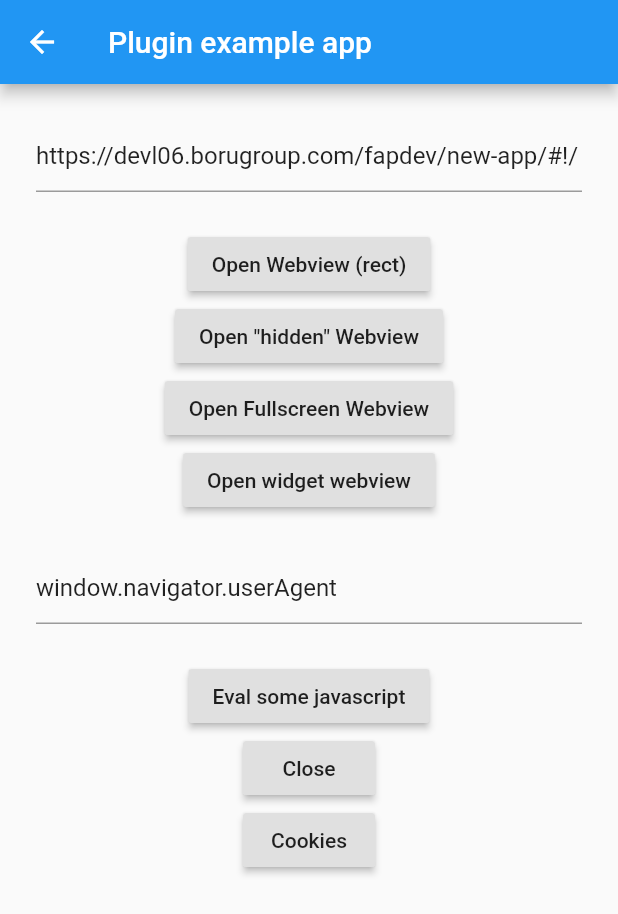
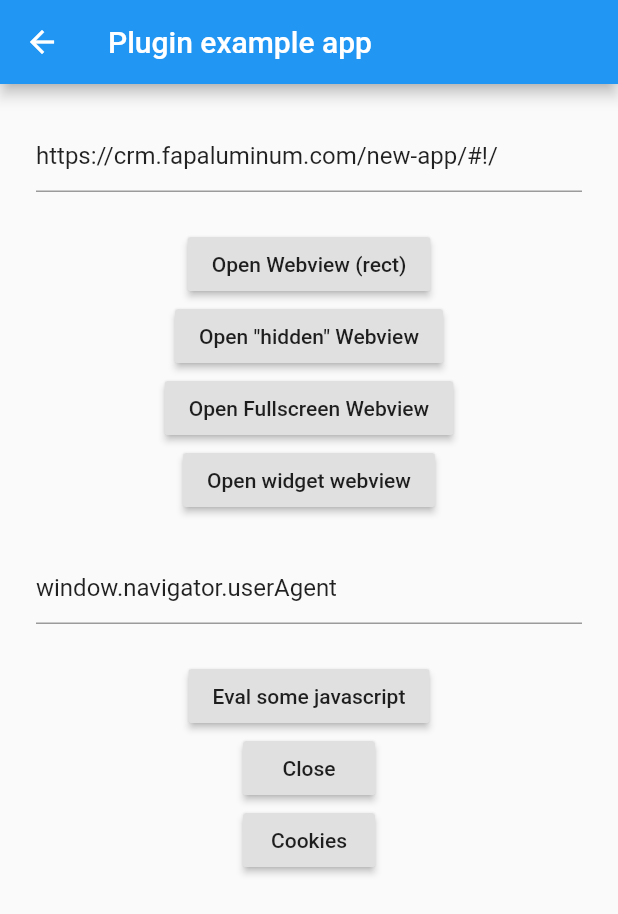
Before and after one commit to chukwumaokere/fap-mobile-flutter-code, a Flutter app: the MyHomePage screen opened directly, on a phone screen of 412 x 824 dp. Shown: the top 914 px of the screen. Run offline on Flutter 3.47's test engine with Material 2 defaults, Android fonts, the phone set to English and light mode, and no system bars.

Commit message:
updating to point to production URL

```diff
--- a/lib/main.dart
+++ b/lib/main.dart
@@ -7,7 +7,7 @@ import 'package:flutter/services.dart';
 const kAndroidUserAgent =
     'Mozilla/5.0 (Linux; Android 6.0; Nexus 5 Build/MRA58N) AppleWebKit/537.36 (KHTML, like Gecko) Chrome/62.0.3202.94 Mobile Safari/537.36';
 
-String selectedUrl = 'https://devl06.borugroup.com/fapdev/new-app/#!/';
+String selectedUrl = 'https://crm.fapaluminum.com/new-app/#!/';
 
 // ignore: prefer_collection_literals
 final Set<JavascriptChannel> jsChannels = [
```
